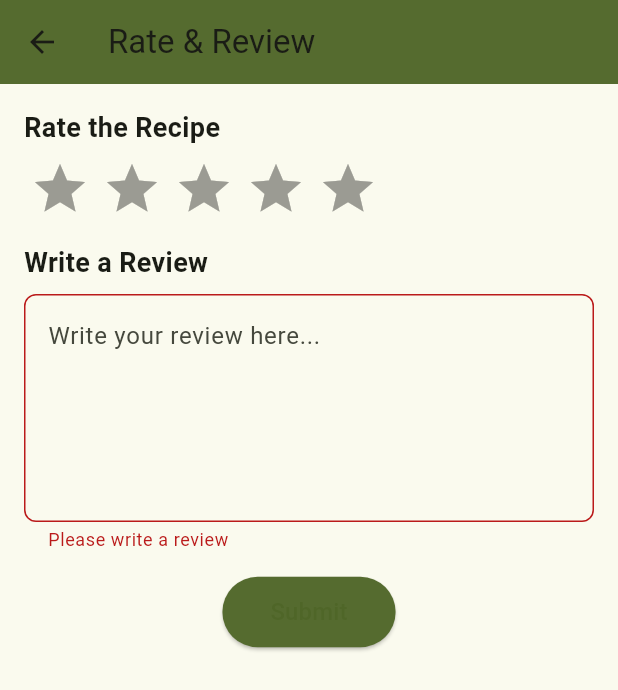
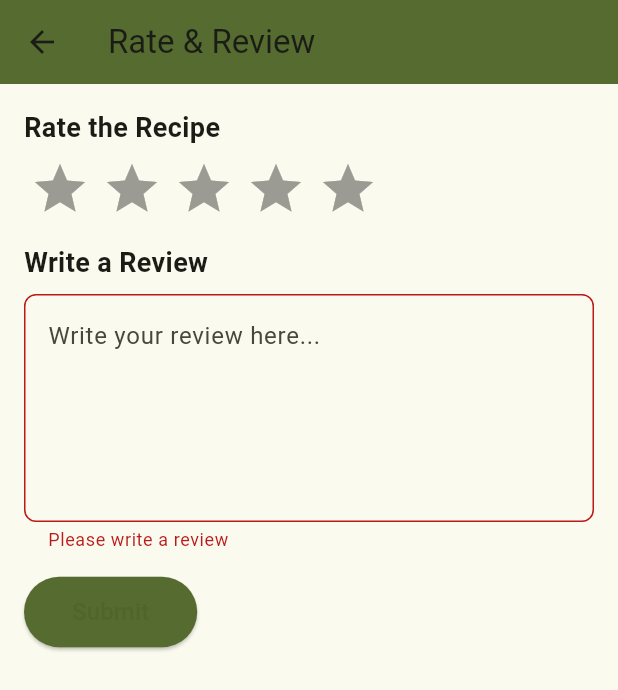
Before and after one commit to nobeljb/AngkringanPediaMobile, a Flutter app: the RatingReviewForm screen opened directly with empty values, after a tap on "Submit", on a phone screen of 412 x 824 dp. Shown: the top 690 px of the screen. Run offline on Flutter 3.47's test engine with Material 3 defaults, Android fonts, the light colour scheme and no system bars; drawn by our look-alikes of flutter_rating_bar; our stand-ins replace dio, flutter_secure_storage, google_fonts, image_picker; missing offline and left inert: pbp_django_auth; accounts and stored records are empty.

Commit message:
foodcatalog mark 1

```diff
--- a/lib/foodcatalog/screens/add_rating_review.dart
+++ b/lib/foodcatalog/screens/add_rating_review.dart
@@ -11,11 +11,13 @@ class RatingReviewForm extends StatefulWidget {
   final String initialReview; // Initial review passed as argument
   final int recipeId; // Recipe ID passed as argument
   final int userId; // User ID passed as argument
+  final bool hasReviewed;
 
   const RatingReviewForm({
     Key? key,
     this.initialRating = 0.0, // Default value if no rating is passed
     this.initialReview = '', // Default value if no review is passed
+    this.hasReviewed = false, // Default value if no hasReviewed is passed
     required this.recipeId, // Recipe ID is required
     required this.userId, // User ID is required
   }) : super(key: key);
@@ -56,13 +58,13 @@ class _RatingReviewFormState extends State<RatingReviewForm> {
         'content': _reviewController.text,
       };
 
+      if (!widget.hasReviewed) {
         // Send HTTP POST request to Django
         try {
           final response = await http.post(
-          Uri.parse('http://127.0.0.1:8000/catalog/flutter/create/'), // Replace with your Django server URL
+            Uri.parse('http://127.0.0.1:8000/catalog/flutter/create'), // Replace with your Django server URL
             headers: {
               'Content-Type': 'application/json',
-            // You may need to add an Authorization header for user authentication if needed
             },
             body: json.encode(reviewData),
           );
@@ -93,6 +95,83 @@ class _RatingReviewFormState extends State<RatingReviewForm> {
             const SnackBar(content: Text('Network error, please try again.')),
           );
         }
+      }else{
+        // Update review menggunakan endpoint edit_rating_review_flutter
+        try {
+          final response = await http.post(
+            Uri.parse('http://127.0.0.1:8000/catalog/flutter/edit'), // Endpoint Update
+            headers: {
+              'Content-Type': 'application/json',
+            },
+            body: json.encode(reviewData),
+          );
+
+          if (response.statusCode == 200) {
+            final responseData = json.decode(response.body);
+            if (responseData['status'] == 'success') {
+              ScaffoldMessenger.of(context).showSnackBar(
+                const SnackBar(content: Text('Review Updated Successfully!')),
+              );
+              // Kembali ke halaman detail resep
+              Navigator.pushReplacement(
+                context,
+                MaterialPageRoute(
+                  builder: (context) => RecipeDetails(recipeId: widget.recipeId),
+                ),
+              );
+            }
+          } else {
+            ScaffoldMessenger.of(context).showSnackBar(
+              const SnackBar(content: Text('Failed to update review.')),
+            );
+          }
+        } catch (e) {
+          ScaffoldMessenger.of(context).showSnackBar(
+            const SnackBar(content: Text('Network error, please try again.')),
+          );
+        }
+      }
+    }
+  }
+
+  void _deleteReview() async {
+    final reviewData = {
+      'user_id': widget.userId,
+      'recipe_id': widget.recipeId,
+    };
+
+    try {
+      final response = await http.post(
+        Uri.parse('http://127.0.0.1:8000/catalog/flutter/delete'), // Endpoint Delete
+        headers: {
+          'Content-Type': 'application/json',
+        },
+        body: json.encode(reviewData),
+      );
+
+      if (response.statusCode == 200) {
+        final responseData = json.decode(response.body);
+        if (responseData['status'] == 'success') {
+          ScaffoldMessenger.of(context).showSnackBar(
+            const SnackBar(content: Text('Review Deleted Successfully!')),
+          );
+          // Kembali ke halaman detail resep
+          Navigator.pushReplacement(
+            context,
+            MaterialPageRoute(
+              builder: (context) => RecipeDetails(recipeId: widget.recipeId),
+            ),
+          );
+        }
+      } else {
+        ScaffoldMessenger.of(context).showSnackBar(
+          const SnackBar(content: Text('Failed to delete review.')),
+        );
+      }
+    } catch (e) {
+      ScaffoldMessenger.of(context).showSnackBar(
+        const SnackBar(content: Text('Network error, please try again.')),
+      );
     }
   }
 
@@ -155,21 +234,33 @@ class _RatingReviewFormState extends State<RatingReviewForm> {
                 ),
               ),
               const SizedBox(height: 16),
-              Center(
-                child: ElevatedButton(
+              Row(
+                mainAxisAlignment: MainAxisAlignment.spaceBetween,
+                children: [
+                  ElevatedButton(
                     onPressed: _submitForm,
                     style: ElevatedButton.styleFrom(
-                    backgroundColor: AppColors.darkOliveGreen, // Custom theme color
-                    padding: const EdgeInsets.symmetric(
-                      horizontal: 32,
-                      vertical: 12,
+                      backgroundColor: AppColors.darkOliveGreen,
+                      padding: const EdgeInsets.symmetric(horizontal: 32, vertical: 12),
+                    ),
+                    child: Text(
+                      widget.hasReviewed ? 'Update' : 'Submit',
+                      style: const TextStyle(fontSize: 16),
                     ),
                   ),
+                  if (widget.hasReviewed)
+                    ElevatedButton(
+                      onPressed: _deleteReview,
+                      style: ElevatedButton.styleFrom(
+                        backgroundColor: Colors.red,
+                        padding: const EdgeInsets.symmetric(horizontal: 32, vertical: 12),
+                      ),
                       child: const Text(
-                    'Submit',
+                        'Delete',
                         style: TextStyle(fontSize: 16),
                       ),
                     ),
+                ],
               ),
             ],
           ),
```
Also changed, not shown: lib/foodcatalog/screens/recipe_details.dart (+59 -43 lines). Lines whose indentation alone changed are shown as unchanged.
